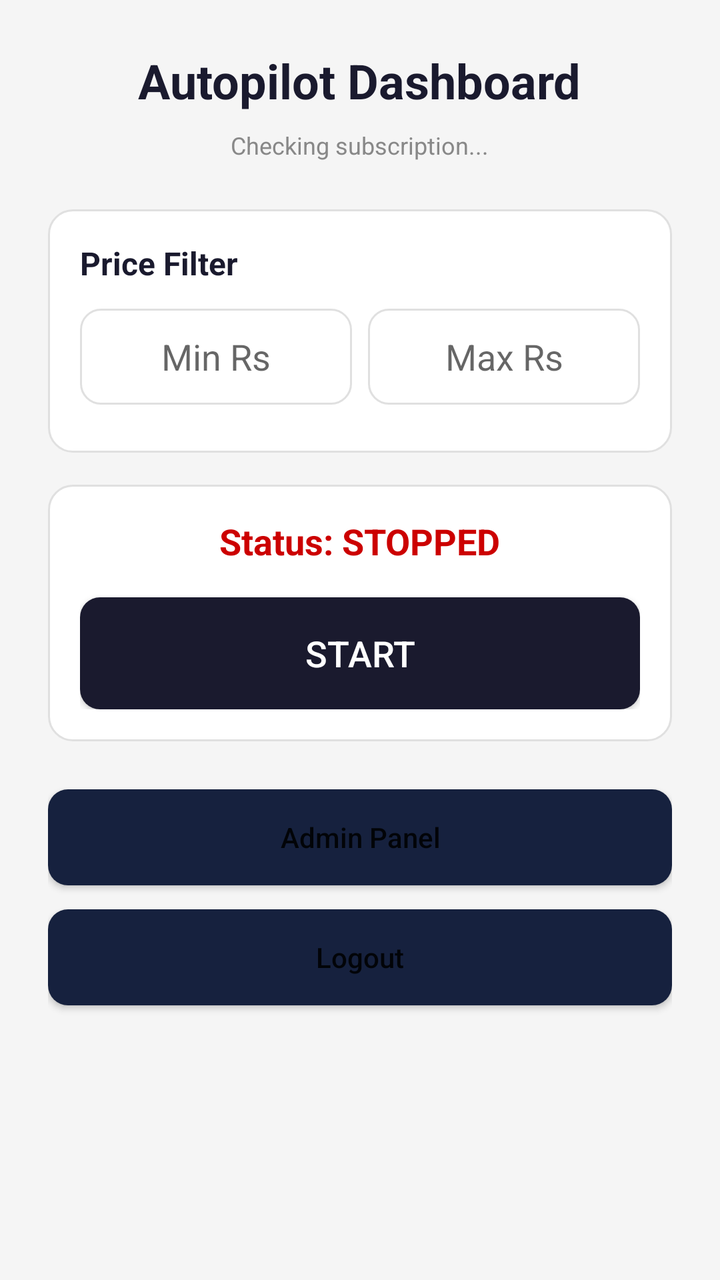
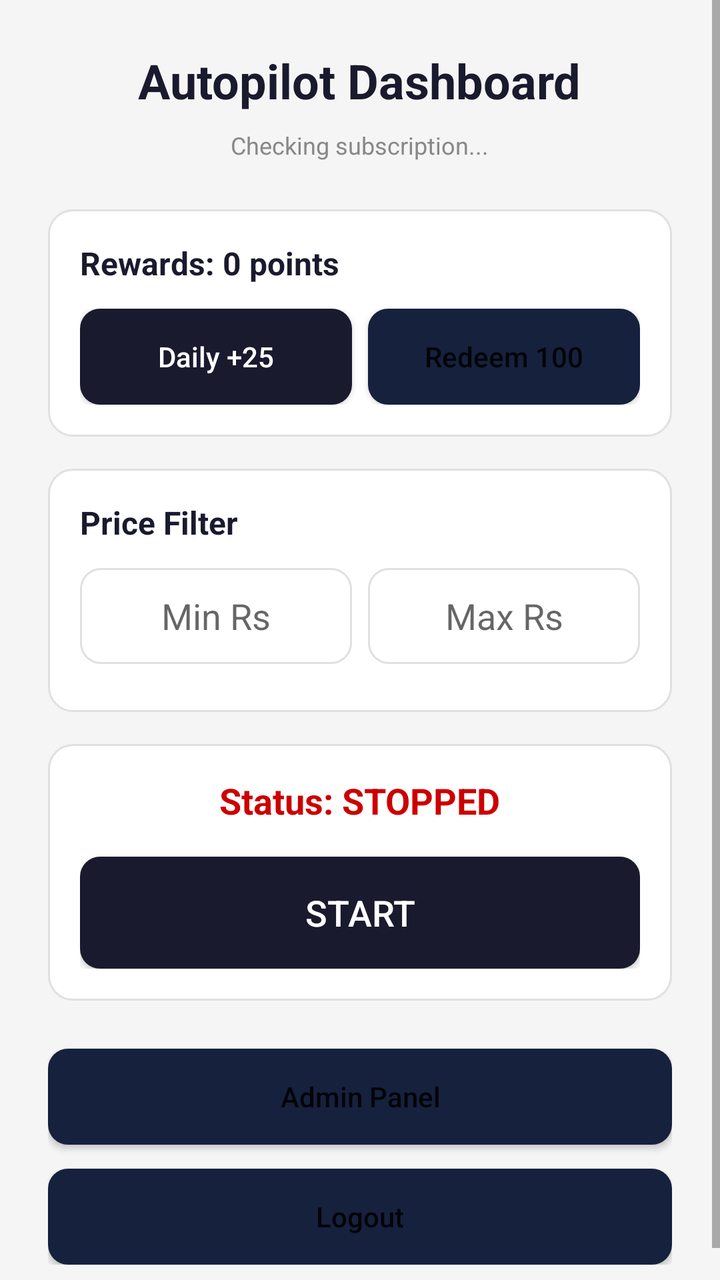

The first picture is an Android layout as it rendered before a commit; the second is the same layout after the commit. The layout source and the unified diff follow.
<!-- AndroidManifest.xml: application theme Theme.Autopilot -->
<!-- res/layout/activity_main.xml -->
<?xml version="1.0" encoding="utf-8"?>
<ScrollView xmlns:android="http://schemas.android.com/apk/res/android"
    android:layout_width="match_parent"
    android:layout_height="match_parent"
    android:fillViewport="true"
    android:background="@drawable/bg_screen">

    <LinearLayout
        android:layout_width="match_parent"
        android:layout_height="wrap_content"
        android:orientation="vertical"
        android:padding="24dp"
        android:gravity="center_horizontal">

        <TextView
            android:layout_width="wrap_content"
            android:layout_height="wrap_content"
            android:text="Autopilot Dashboard"
            android:textSize="24sp"
            android:textStyle="bold"
            android:textColor="@color/primary"
            android:layout_marginBottom="8dp" />

        <TextView
            android:id="@+id/tvSubscription"
            android:layout_width="wrap_content"
            android:layout_height="wrap_content"
            android:text="Checking subscription..."
            android:textSize="12sp"
            android:textColor="@color/gray"
            android:layout_marginBottom="24dp" />

        <LinearLayout
            android:layout_width="match_parent"
            android:layout_height="wrap_content"
            android:orientation="vertical"
            android:background="@drawable/bg_card"
            android:padding="16dp"
            android:layout_marginBottom="16dp">

            <TextView
                android:layout_width="wrap_content"
                android:layout_height="wrap_content"
                android:text="Price Filter"
                android:textSize="16sp"
                android:textStyle="bold"
                android:textColor="@color/primary"
                android:layout_marginBottom="12dp" />

            <LinearLayout
                android:layout_width="match_parent"
                android:layout_height="wrap_content"
                android:orientation="horizontal"
                android:layout_marginBottom="8dp">

                <EditText
                    android:id="@+id/etMinPrice"
                    android:layout_width="0dp"
                    android:layout_height="48dp"
                    android:layout_weight="1"
                    android:hint="Min Rs"
                    android:inputType="numberDecimal"
                    android:gravity="center"
                    android:background="@drawable/bg_input"
                    android:layout_marginEnd="8dp" />

                <EditText
                    android:id="@+id/etMaxPrice"
                    android:layout_width="0dp"
                    android:layout_height="48dp"
                    android:layout_weight="1"
                    android:hint="Max Rs"
                    android:inputType="numberDecimal"
                    android:gravity="center"
                    android:background="@drawable/bg_input" />
            </LinearLayout>
        </LinearLayout>

        <LinearLayout
            android:layout_width="match_parent"
            android:layout_height="wrap_content"
            android:orientation="vertical"
            android:background="@drawable/bg_card"
            android:padding="16dp"
            android:layout_marginBottom="24dp"
            android:gravity="center">

            <TextView
                android:id="@+id/tvBotStatus"
                android:layout_width="wrap_content"
                android:layout_height="wrap_content"
                android:text="Status: STOPPED"
                android:textSize="18sp"
                android:textStyle="bold"
                android:textColor="@android:color/holo_red_dark"
                android:layout_marginBottom="16dp" />

            <androidx.appcompat.widget.AppCompatButton
                android:id="@+id/btnToggleBot"
                android:layout_width="match_parent"
                android:layout_height="56dp"
                android:text="START"
                android:textColor="@android:color/white"
                android:textAllCaps="false"
                android:textSize="18sp"
                android:background="@drawable/bg_button_primary" />
        </LinearLayout>

        <androidx.appcompat.widget.AppCompatButton
            android:id="@+id/btnAdmin"
            android:layout_width="match_parent"
            android:layout_height="48dp"
            android:text="Admin Panel"
            android:textAllCaps="false"
            android:background="@drawable/bg_button_secondary"
            android:layout_marginBottom="12dp" />

        <androidx.appcompat.widget.AppCompatButton
            android:id="@+id/btnLogout"
            android:layout_width="match_parent"
            android:layout_height="48dp"
            android:text="Logout"
            android:textAllCaps="false"
            android:background="@drawable/bg_button_secondary" />

    </LinearLayout>
</ScrollView>
<!-- resources referenced by this layout -->
<resources>
  <color name="gray">#888888</color>
  <color name="primary">#1A1A2E</color>
  <!-- drawable bg_button_primary (drawable) -->
  <?xml version="1.0" encoding="utf-8"?>
  <shape xmlns:android="http://schemas.android.com/apk/res/android"
      android:shape="rectangle">
      <solid android:color="@color/primary" />
      <corners android:radius="10dp" />
  </shape>
  <!-- drawable bg_button_secondary (drawable) -->
  <?xml version="1.0" encoding="utf-8"?>
  <shape xmlns:android="http://schemas.android.com/apk/res/android"
      android:shape="rectangle">
      <solid android:color="@color/secondary" />
      <corners android:radius="10dp" />
  </shape>
  <!-- drawable bg_card (drawable) -->
  <?xml version="1.0" encoding="utf-8"?>
  <shape xmlns:android="http://schemas.android.com/apk/res/android"
      android:shape="rectangle">
      <solid android:color="@color/card" />
      <corners android:radius="12dp" />
      <stroke android:width="1dp" android:color="@color/border" />
  </shape>
  <!-- drawable bg_input (drawable) -->
  <?xml version="1.0" encoding="utf-8"?>
  <shape xmlns:android="http://schemas.android.com/apk/res/android"
      android:shape="rectangle">
      <solid android:color="@color/input_bg" />
      <corners android:radius="10dp" />
      <stroke android:width="1dp" android:color="@color/border" />
  </shape>
  <!-- drawable bg_screen (drawable) -->
  <?xml version="1.0" encoding="utf-8"?>
  <shape xmlns:android="http://schemas.android.com/apk/res/android"
      android:shape="rectangle">
      <solid android:color="@color/background" />
  </shape>
  <style name="Theme.Autopilot" parent="Theme.MaterialComponents.DayNight.DarkActionBar">
          <item name="colorPrimary">@color/primary</item>
          <item name="colorPrimaryVariant">@color/secondary</item>
          <item name="colorOnPrimary">@android:color/white</item>
          <item name="android:statusBarColor">@color/primary</item>
      </style>
  <color name="secondary">#16213E</color>
  <color name="card">#FFFFFF</color>
  <color name="border">#E0E0E0</color>
  <color name="input_bg">#FFFFFF</color>
  <color name="background">#F5F5F5</color>
</resources>

<!-- the commit's change to res/layout/activity_main.xml (unified diff, before → after) -->
@@ -29,6 +29,51 @@
             android:textSize="12sp"
             android:textColor="@color/gray"
             android:layout_marginBottom="24dp" />
+
+        <LinearLayout
+            android:layout_width="match_parent"
+            android:layout_height="wrap_content"
+            android:orientation="vertical"
+            android:background="@drawable/bg_card"
+            android:padding="16dp"
+            android:layout_marginBottom="16dp">
+
+            <TextView
+                android:id="@+id/tvRewards"
+                android:layout_width="wrap_content"
+                android:layout_height="wrap_content"
+                android:text="Rewards: 0 points"
+                android:textSize="16sp"
+                android:textStyle="bold"
+                android:textColor="@color/primary"
+                android:layout_marginBottom="12dp" />
+
+            <LinearLayout
+                android:layout_width="match_parent"
+                android:layout_height="wrap_content"
+                android:orientation="horizontal">
+
+                <androidx.appcompat.widget.AppCompatButton
+                    android:id="@+id/btnClaimReward"
+                    android:layout_width="0dp"
+                    android:layout_height="48dp"
+                    android:layout_weight="1"
+                    android:text="Daily +25"
+                    android:textAllCaps="false"
+                    android:textColor="@android:color/white"
+                    android:background="@drawable/bg_button_primary"
+                    android:layout_marginEnd="8dp" />
+
+                <androidx.appcompat.widget.AppCompatButton
+                    android:id="@+id/btnRedeemReward"
+                    android:layout_width="0dp"
+                    android:layout_height="48dp"
+                    android:layout_weight="1"
+                    android:text="Redeem 100"
+                    android:textAllCaps="false"
+                    android:background="@drawable/bg_button_secondary" />
+            </LinearLayout>
+        </LinearLayout>
 
         <LinearLayout
             android:layout_width="match_parent"
